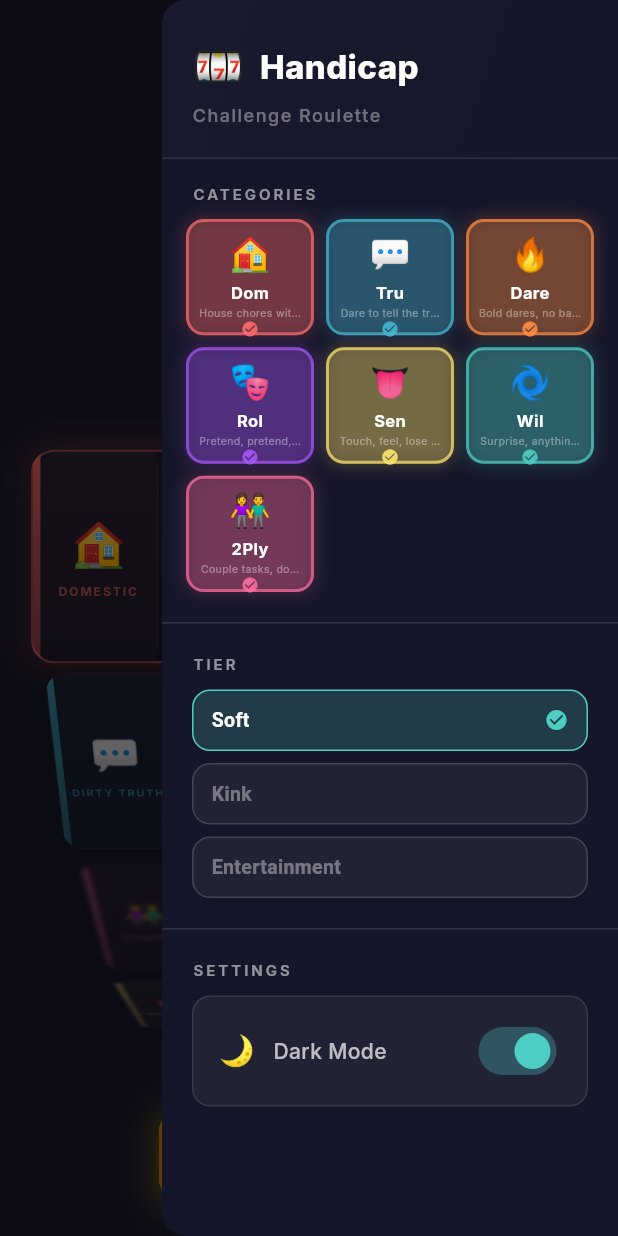
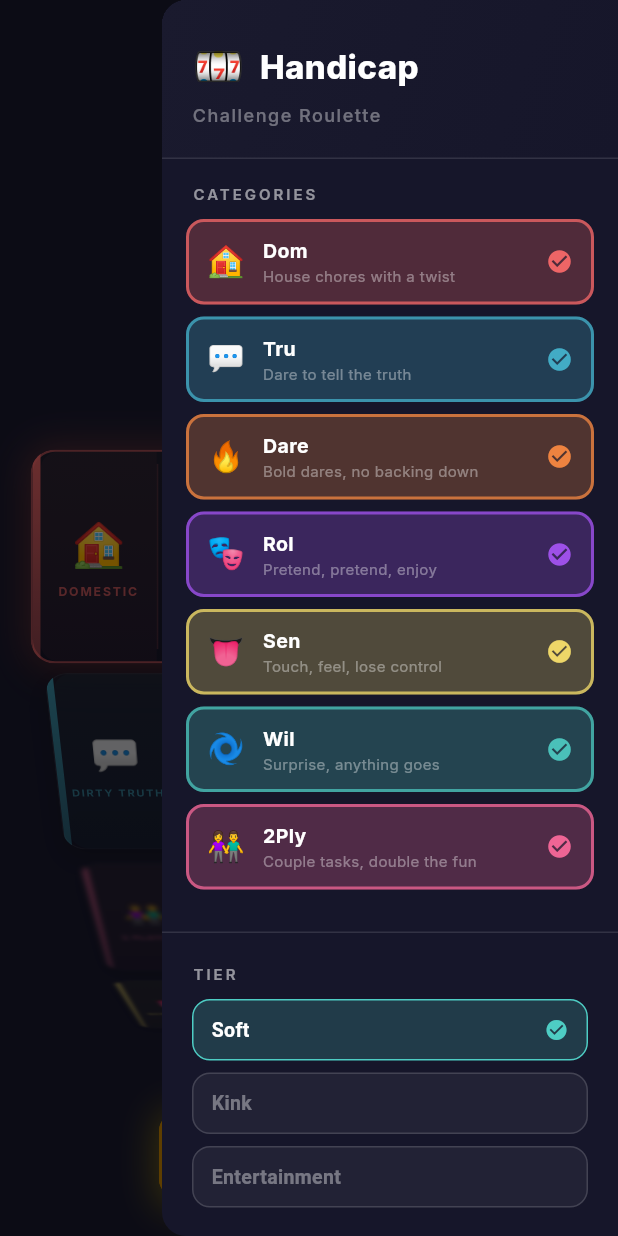
Before and after one commit to Juma1988/my_agents, a Flutter app: the screen it shows after launch, with the side drawer open, on a phone screen of 412 x 824 dp. Run offline on Flutter 3.47's test engine with Material 3 defaults, Android fonts, the phone set to English and light mode, and no system bars; our stand-ins replace flutter_animate, google_fonts, hive, hive_flutter; accounts and stored records are empty.

Commit message:
Categories as vertical list with descriptions

```diff
--- a/lib/widgets/app_drawer.dart
+++ b/lib/widgets/app_drawer.dart
@@ -178,24 +178,16 @@ class AppDrawer extends StatelessWidget {
   Widget _buildCategoryGrid(BuildContext context) {
     return Padding(
       padding: const EdgeInsets.symmetric(horizontal: 16),
-      child: GridView.builder(
-        shrinkWrap: true,
-        physics: const NeverScrollableScrollPhysics(),
-        gridDelegate: const SliverGridDelegateWithFixedCrossAxisCount(
-          crossAxisCount: 3,
-          childAspectRatio: 1.1,
-          crossAxisSpacing: 8,
-          mainAxisSpacing: 8,
-        ),
-        itemCount: categories.length,
-        itemBuilder: (context, index) {
-          final cat = categories[index];
+      child: Column(
+        children: categories.map((cat) {
           final isSelected = selectedCategoryIds.contains(cat.id);
           final color = CategoryColors.get(cat.id);
           final shortName = shortNames[cat.id] ?? cat.name.substring(0, 3);
           final description = categoryDescriptions[cat.id] ?? '';
 
-          return GestureDetector(
+          return Padding(
+            padding: const EdgeInsets.only(bottom: 8),
+            child: GestureDetector(
               onTap: () {
                 HapticFeedback.selectionClick();
                 _toggleCategory(cat.id, context);
@@ -203,6 +195,7 @@ class AppDrawer extends StatelessWidget {
               child: AnimatedContainer(
                 duration: const Duration(milliseconds: 200),
                 curve: Curves.easeOutCubic,
+                padding: const EdgeInsets.symmetric(horizontal: 12, vertical: 10),
                 decoration: BoxDecoration(
                   color: isSelected
                       ? color.withValues(alpha: 0.25)
@@ -214,30 +207,24 @@ class AppDrawer extends StatelessWidget {
                         : Colors.white.withValues(alpha: 0.1),
                     width: isSelected ? 2 : 1,
                   ),
-                boxShadow: isSelected
-                    ? [
-                        BoxShadow(
-                          color: color.withValues(alpha: 0.2),
-                          blurRadius: 8,
-                          spreadRadius: 1,
                 ),
-                      ]
-                    : [],
-              ),
-              child: Padding(
-                padding: const EdgeInsets.all(6),
+                child: Row(
+                  children: [
+                    // Icon
+                    Text(cat.icon, style: const TextStyle(fontSize: 20)),
+                    const SizedBox(width: 12),
+                    // Name + description
+                    Expanded(
                       child: Column(
-                  mainAxisAlignment: MainAxisAlignment.center,
+                        crossAxisAlignment: CrossAxisAlignment.start,
                         children: [
-                    Text(cat.icon, style: const TextStyle(fontSize: 22)),
-                    const SizedBox(height: 2),
                           Text(
                             shortName,
                             style: GoogleFonts.inter(
                               color: isSelected
                                   ? Colors.white
-                            : Colors.white.withValues(alpha: 0.5),
-                        fontSize: 11,
+                                  : Colors.white.withValues(alpha: 0.6),
+                              fontSize: 13,
                               fontWeight:
                                   isSelected ? FontWeight.w700 : FontWeight.w500,
                             ),
@@ -246,25 +233,26 @@ class AppDrawer extends StatelessWidget {
                             description,
                             style: GoogleFonts.inter(
                               color: Colors.white38,
-                        fontSize: 7,
+                              fontSize: 10,
                               fontWeight: FontWeight.w400,
                             ),
-                      maxLines: 1,
-                      overflow: TextOverflow.ellipsis,
-                      textAlign: TextAlign.center,
                           ),
+                        ],
+                      ),
+                    ),
+                    // Checkmark
                     if (isSelected)
                       Icon(
                         Icons.check_circle,
                         color: color.withValues(alpha: 0.9),
-                        size: 12,
+                        size: 18,
                       ),
                   ],
                 ),
               ),
             ),
           );
-        },
+        }).toList(),
       ),
     );
   }
```
Lines whose indentation alone changed are shown as unchanged.
